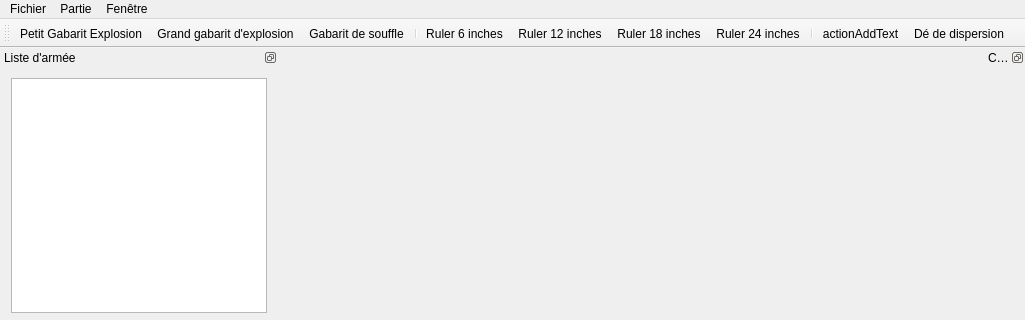
kaosphere/Warhole, file warhole/gamewindow.ui: the form before one commit; both pictures show x 0 to 1025 and y 0 to 320 of the 1025 by 627 pixel window.
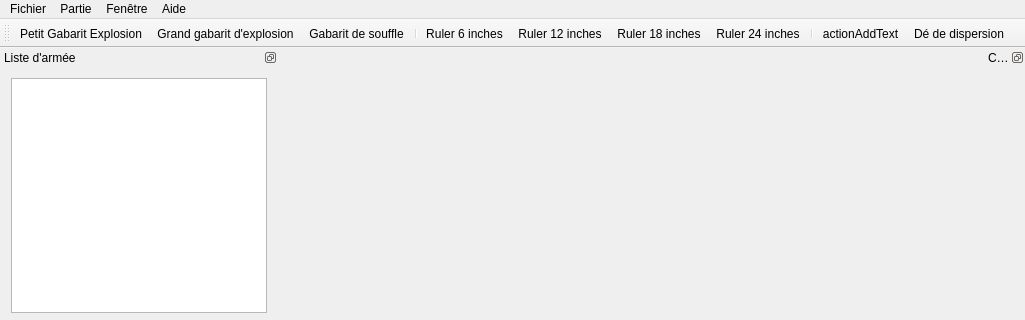
The form after the commit. Icons and pictures are not drawn.

Commit message: Add help menu in gamewindow

Patch:
```diff
--- a/warhole/gamewindow.ui
+++ b/warhole/gamewindow.ui
@@ -56,9 +56,17 @@
     <addaction name="menuAfficher"/>
     <addaction name="actionPivoter_la_vue"/>
    </widget>
+   <widget class="QMenu" name="menuAide">
+    <property name="title">
+     <string>Aide</string>
+    </property>
+    <addaction name="actionWiki_Warhole"/>
+    <addaction name="actionA_propos"/>
+   </widget>
    <addaction name="menuFichier"/>
    <addaction name="menuGame"/>
    <addaction name="menuFen_tre"/>
+   <addaction name="menuAide"/>
   </widget>
   <widget class="QToolBar" name="mainToolBar">
    <attribute name="toolBarArea">
```
Left out of the diff: 10 changed lines with no effect on the pictures. The commit also changes 2 other files.
